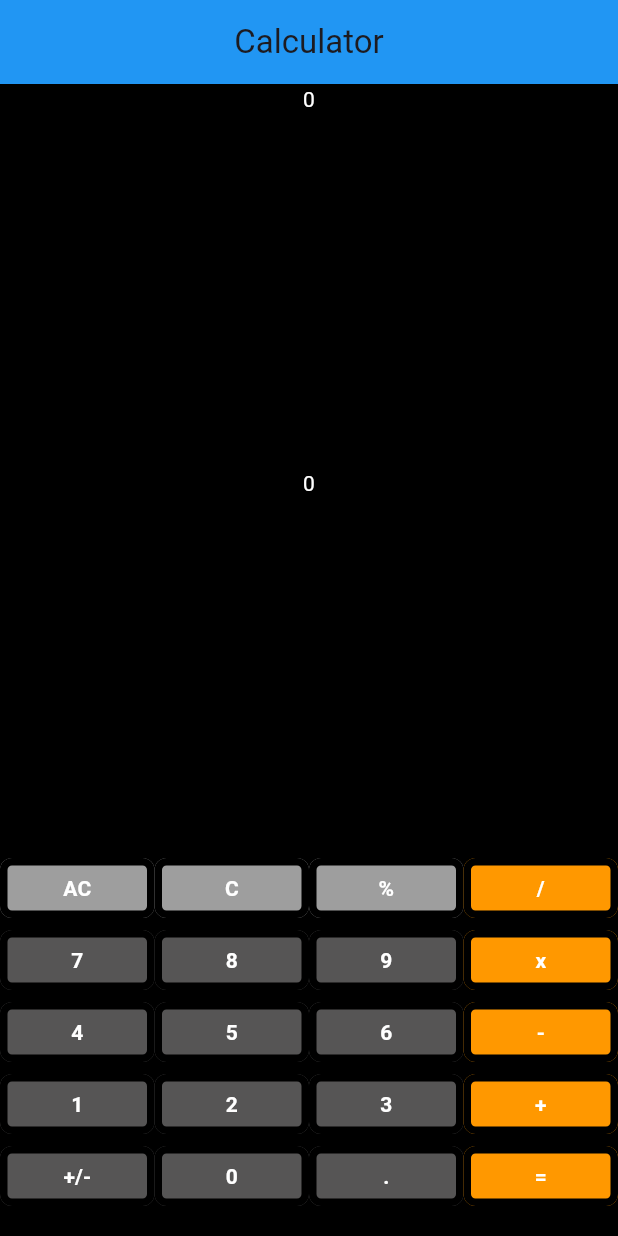
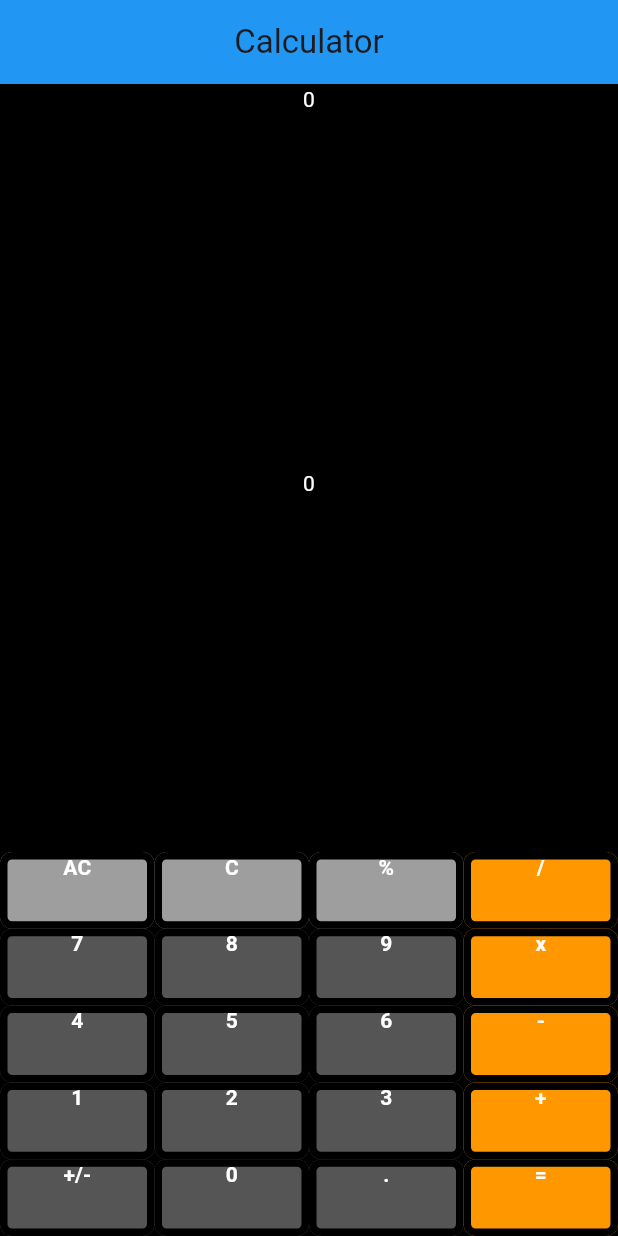
Before and after one commit to DanWlker/42-Flutter-Piscine, a Flutter app: the screen it shows after launch, on a phone screen of 412 x 824 dp. Run offline on Flutter 3.47's test engine with Material 3 defaults, Android fonts, the phone set to English and light mode, and no system bars.

Commit message:
Make buttons height dynamic

```diff
--- a/ex02/lib/button-widget.dart
+++ b/ex02/lib/button-widget.dart
@@ -20,9 +20,13 @@ class ButtonWidget extends StatelessWidget {
         ),
       ),
       onPressed: () {},
-      child: Text(
-        text,
-        style: TextStyle(color: Colors.white, fontWeight: FontWeight.bold),
+      child: Column(
+        children: [
+          Text(
+            text,
+            style: TextStyle(color: Colors.white, fontWeight: FontWeight.bold),
+          ),
+        ],
       ),
     );
   }
--- a/ex02/lib/calculator.dart
+++ b/ex02/lib/calculator.dart
@@ -7,10 +7,10 @@ class CalculatorWidget extends StatelessWidget {
   @override
   Widget build(BuildContext context) {
     return Column(
-      mainAxisAlignment: MainAxisAlignment.end,
       mainAxisSize: MainAxisSize.max,
       children: [
-        Row(
+        Expanded(
+          child: Row(
             mainAxisSize: MainAxisSize.max,
             mainAxisAlignment: MainAxisAlignment.spaceAround,
             children: [
@@ -44,7 +44,9 @@ class CalculatorWidget extends StatelessWidget {
               ),
             ],
           ),
-        Row(
+        ),
+        Expanded(
+          child: Row(
             mainAxisSize: MainAxisSize.max,
             mainAxisAlignment: MainAxisAlignment.spaceAround,
             children: [
@@ -59,14 +61,14 @@ class CalculatorWidget extends StatelessWidget {
                 flex: 1,
                 child: ButtonWidget(
                   text: '8',
-                backgroundColor:  Color.fromARGB(255, 86, 85, 85),
+                  backgroundColor: Color.fromARGB(255, 86, 85, 85),
                 ),
               ),
               Expanded(
                 flex: 1,
                 child: ButtonWidget(
                   text: '9',
-                backgroundColor:  Color.fromARGB(255, 86, 85, 85),
+                  backgroundColor: Color.fromARGB(255, 86, 85, 85),
                 ),
               ),
               Expanded(
@@ -78,7 +80,9 @@ class CalculatorWidget extends StatelessWidget {
               ),
             ],
           ),
-        Row(
+        ),
+        Expanded(
+          child: Row(
             mainAxisSize: MainAxisSize.max,
             mainAxisAlignment: MainAxisAlignment.spaceAround,
             children: [
@@ -86,21 +90,21 @@ class CalculatorWidget extends StatelessWidget {
                 flex: 1,
                 child: ButtonWidget(
                   text: '4',
-                backgroundColor:  Color.fromARGB(255, 86, 85, 85),
+                  backgroundColor: Color.fromARGB(255, 86, 85, 85),
                 ),
               ),
               Expanded(
                 flex: 1,
                 child: ButtonWidget(
                   text: '5',
-                backgroundColor:  Color.fromARGB(255, 86, 85, 85),
+                  backgroundColor: Color.fromARGB(255, 86, 85, 85),
                 ),
               ),
               Expanded(
                 flex: 1,
                 child: ButtonWidget(
                   text: '6',
-                backgroundColor:  Color.fromARGB(255, 86, 85, 85),
+                  backgroundColor: Color.fromARGB(255, 86, 85, 85),
                 ),
               ),
               Expanded(
@@ -112,7 +116,9 @@ class CalculatorWidget extends StatelessWidget {
               ),
             ],
           ),
-        Row(
+        ),
+        Expanded(
+          child: Row(
             mainAxisSize: MainAxisSize.max,
             mainAxisAlignment: MainAxisAlignment.spaceAround,
             children: [
@@ -120,7 +126,7 @@ class CalculatorWidget extends StatelessWidget {
                 flex: 1,
                 child: ButtonWidget(
                   text: '1',
-                backgroundColor:  Color.fromARGB(255, 86, 85, 85),
+                  backgroundColor: Color.fromARGB(255, 86, 85, 85),
                 ),
               ),
               Expanded(
@@ -134,7 +140,7 @@ class CalculatorWidget extends StatelessWidget {
                 flex: 1,
                 child: ButtonWidget(
                   text: '3',
-                backgroundColor:  Color.fromARGB(255, 86, 85, 85),
+                  backgroundColor: Color.fromARGB(255, 86, 85, 85),
                 ),
               ),
               Expanded(
@@ -146,7 +152,9 @@ class CalculatorWidget extends StatelessWidget {
               ),
             ],
           ),
-        Row(
+        ),
+        Expanded(
+          child: Row(
             mainAxisSize: MainAxisSize.max,
             mainAxisAlignment: MainAxisAlignment.spaceAround,
             children: [
@@ -154,21 +162,21 @@ class CalculatorWidget extends StatelessWidget {
                 flex: 1,
                 child: ButtonWidget(
                   text: '+/-',
-                backgroundColor:  Color.fromARGB(255, 86, 85, 85),
+                  backgroundColor: Color.fromARGB(255, 86, 85, 85),
                 ),
               ),
               Expanded(
                 flex: 1,
                 child: ButtonWidget(
                   text: '0',
-                backgroundColor:  Color.fromARGB(255, 86, 85, 85),
+                  backgroundColor: Color.fromARGB(255, 86, 85, 85),
                 ),
               ),
               Expanded(
                 flex: 1,
                 child: ButtonWidget(
                   text: '.',
-                backgroundColor:  Color.fromARGB(255, 86, 85, 85),
+                  backgroundColor: Color.fromARGB(255, 86, 85, 85),
                 ),
               ),
               Expanded(
@@ -180,6 +188,7 @@ class CalculatorWidget extends StatelessWidget {
               ),
             ],
           ),
+        ),
       ],
     );
   }
--- a/ex02/lib/main.dart
+++ b/ex02/lib/main.dart
@@ -29,14 +29,19 @@ class MyApp extends StatelessWidget {
           // mainAxisSize: MainAxisSize.max,
           // mainAxisAlignment: MainAxisAlignment.end,
           children: [
-              Expanded(child: Text('0', style: TextStyle(color: Colors.white), ), flex: 1),
-              Expanded(child: Text('0', style: TextStyle(color: Colors.white),), flex: 1),
-              Expanded(child: Column(
-                mainAxisSize: MainAxisSize.max,
-                children: [
-                  CalculatorWidget(),
-                ],
-              ), flex: 1)
+            Expanded(
+                child: Text(
+                  '0',
+                  style: TextStyle(color: Colors.white),
+                ),
+                flex: 1),
+            Expanded(
+                child: Text(
+                  '0',
+                  style: TextStyle(color: Colors.white),
+                ),
+                flex: 1),
+            Expanded(child: CalculatorWidget(), flex: 1)
           ],
         ),
       ),
```
Lines whose indentation alone changed are shown as unchanged.
